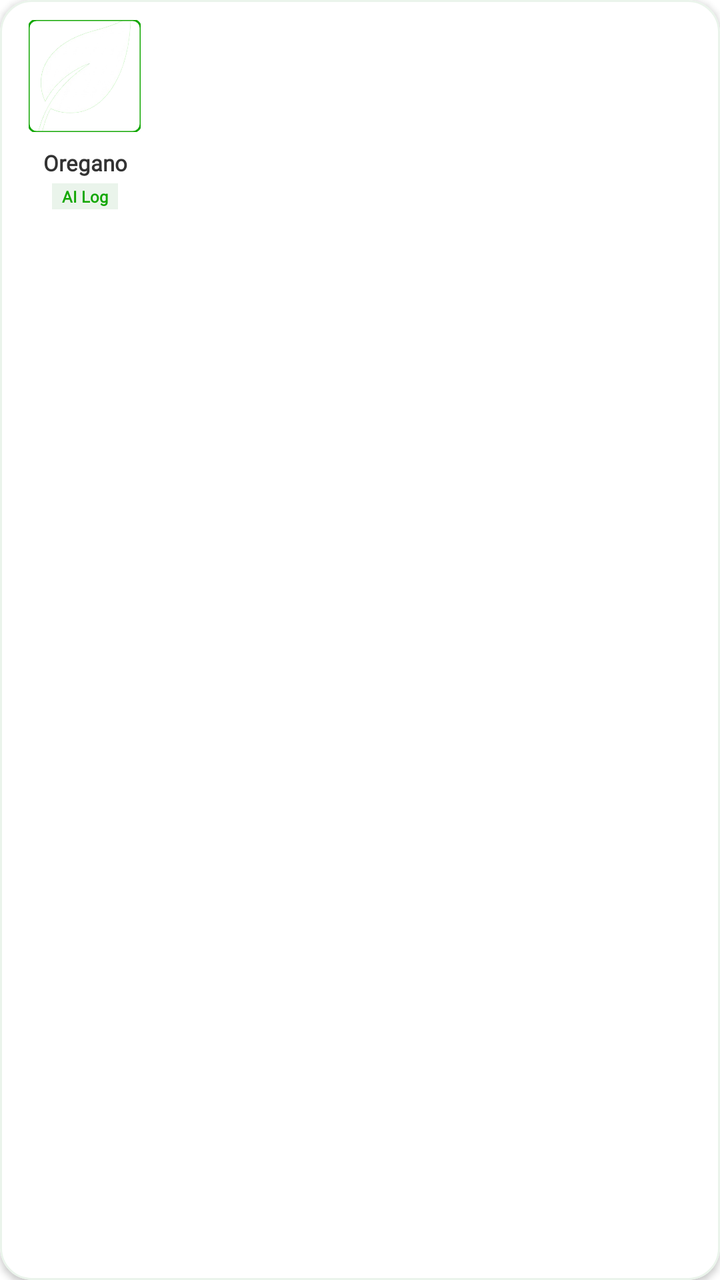
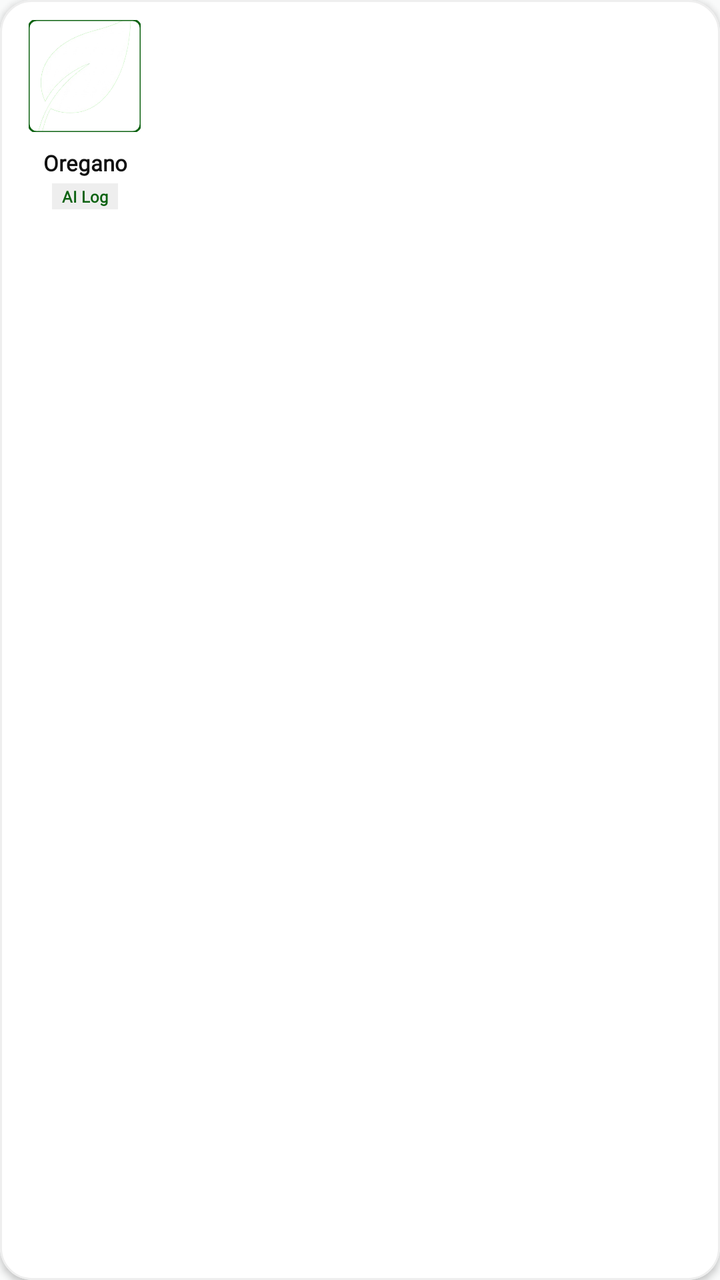

Screens rendered from an Android XML layout before and after an edit, with the pre-edit source and the edit as a unified diff.
<!-- AndroidManifest.xml: application theme Theme.SmartGrow -->
<!-- res/layout/item_ai_history_circle.xml -->
<?xml version="1.0" encoding="utf-8"?>
<com.google.android.material.card.MaterialCardView
    xmlns:android="http://schemas.android.com/apk/res/android"
    xmlns:app="http://schemas.android.com/apk/res-auto"
    android:layout_width="wrap_content"
    android:layout_height="wrap_content"
    android:layout_marginRight="12dp"
    android:layout_marginVertical="6dp"
    app:cardCornerRadius="16dp"
    app:cardElevation="2dp"
    app:cardBackgroundColor="#FFFFFF"
    app:strokeColor="#EAF4EB"
    app:strokeWidth="1dp">

    <LinearLayout
        android:layout_width="85dp"
        android:layout_height="wrap_content"
        android:orientation="vertical"
        android:gravity="center_horizontal"
        android:paddingTop="10dp"
        android:paddingBottom="8dp"
        android:paddingHorizontal="6dp">

        <FrameLayout
            android:layout_width="56dp"
            android:layout_height="56dp"
            android:background="@android:color/transparent">

            <com.google.android.material.imageview.ShapeableImageView
                android:id="@+id/img_history_plant"
                android:layout_width="match_parent"
                android:layout_height="match_parent"
                android:scaleType="centerCrop"
                android:src="@drawable/smartgrow_logo"
                app:shapeAppearanceOverlay="@style/ShapeAppearance.MaterialComponents.MediumComponent"
                app:strokeColor="#12A703"
                app:strokeWidth="1dp" />
        </FrameLayout>

        <TextView
            android:id="@+id/tv_history_plant_name"
            android:layout_width="match_parent"
            android:layout_height="wrap_content"
            android:layout_marginTop="8dp"
            android:text="Oregano"
            android:textColor="#333333"
            android:textSize="11sp"
            android:textStyle="bold"
            android:fontFamily="@font/poppins"
            android:gravity="center"
            android:maxLines="1"
            android:ellipsize="end"/>

        <TextView
            android:layout_width="wrap_content"
            android:layout_height="wrap_content"
            android:text="AI Log"
            android:textColor="#12A703"
            android:textSize="8sp"
            android:textStyle="bold"
            android:fontFamily="@font/poppins"
            android:background="#EAF4EB"
            android:paddingHorizontal="5dp"
            android:paddingVertical="1dp"
            android:layout_marginTop="3dp" />

    </LinearLayout>
</com.google.android.material.card.MaterialCardView>
<!-- resources referenced by this layout -->
<resources>
  <!-- drawable smartgrow_logo: png bitmap (drawable, 73503 bytes) -->
  <style name="Theme.SmartGrow" parent="Base.Theme.SmartGrow" />
  <style name="Base.Theme.SmartGrow" parent="Theme.Material3.DayNight.NoActionBar">
          <item name="android:windowBackground">@android:color/white</item>
          <item name="android:windowDisablePreview">true</item>
  
          
          <item name="android:statusBarColor">#FFFFFF</item>
          <item name="android:windowLightStatusBar">true</item>
  
          
          <item name="android:navigationBarColor">#FFFFFF</item>
          <item name="android:windowLightNavigationBar" tools:targetApi="o">true</item>
  
          <item name="android:windowDrawsSystemBarBackgrounds">true</item>
          <item name="android:windowTranslucentStatus">false</item>
          <item name="android:windowTranslucentNavigation">false</item>
      </style>
</resources>

<!-- the commit's change to res/layout/item_ai_history_circle.xml (unified diff, before → after) -->
@@ -8,8 +8,8 @@
     android:layout_marginVertical="6dp"
     app:cardCornerRadius="16dp"
     app:cardElevation="2dp"
-    app:cardBackgroundColor="#FFFFFF"
-    app:strokeColor="#EAF4EB"
+    app:cardBackgroundColor="@color/card_background"
+    app:strokeColor="@color/divider"
     app:strokeWidth="1dp">
 
     <LinearLayout
@@ -33,7 +33,7 @@
                 android:scaleType="centerCrop"
                 android:src="@drawable/smartgrow_logo"
                 app:shapeAppearanceOverlay="@style/ShapeAppearance.MaterialComponents.MediumComponent"
-                app:strokeColor="#12A703"
+                app:strokeColor="@color/primary_green"
                 app:strokeWidth="1dp" />
         </FrameLayout>
 
@@ -43,7 +43,7 @@
             android:layout_height="wrap_content"
             android:layout_marginTop="8dp"
             android:text="Oregano"
-            android:textColor="#333333"
+            android:textColor="@color/text_primary"
             android:textSize="11sp"
             android:textStyle="bold"
             android:fontFamily="@font/poppins"
@@ -55,11 +55,11 @@
             android:layout_width="wrap_content"
             android:layout_height="wrap_content"
             android:text="AI Log"
-            android:textColor="#12A703"
+            android:textColor="@color/primary_green"
             android:textSize="8sp"
             android:textStyle="bold"
             android:fontFamily="@font/poppins"
-            android:background="#EAF4EB"
+            android:background="@color/divider"
             android:paddingHorizontal="5dp"
             android:paddingVertical="1dp"
             android:layout_marginTop="3dp" />
<!-- resource entries referenced after the edit -->
@@ -1,22 +1,27 @@
 <!-- resources referenced by this layout -->
 <resources>
+  <color name="card_background">#FFFFFF</color>
+  <color name="divider">#EEEEEE</color>
+  <color name="primary_green">#0C6211</color>
+  <color name="text_primary">#111111</color>
   <!-- drawable smartgrow_logo: png bitmap (drawable, 73503 bytes) -->
   <style name="Theme.SmartGrow" parent="Base.Theme.SmartGrow" />
   <style name="Base.Theme.SmartGrow" parent="Theme.Material3.DayNight.NoActionBar">
-          <item name="android:windowBackground">@android:color/white</item>
+          <item name="android:windowBackground">@color/background</item>
           <item name="android:windowDisablePreview">true</item>
   
           
-          <item name="android:statusBarColor">#FFFFFF</item>
+          <item name="android:statusBarColor">@color/background</item>
           <item name="android:windowLightStatusBar">true</item>
   
           
-          <item name="android:navigationBarColor">#FFFFFF</item>
+          <item name="android:navigationBarColor">@color/background</item>
           <item name="android:windowLightNavigationBar" tools:targetApi="o">true</item>
   
           <item name="android:windowDrawsSystemBarBackgrounds">true</item>
           <item name="android:windowTranslucentStatus">false</item>
           <item name="android:windowTranslucentNavigation">false</item>
       </style>
+  <color name="background">#F9FAFA</color>
 </resources>
 
